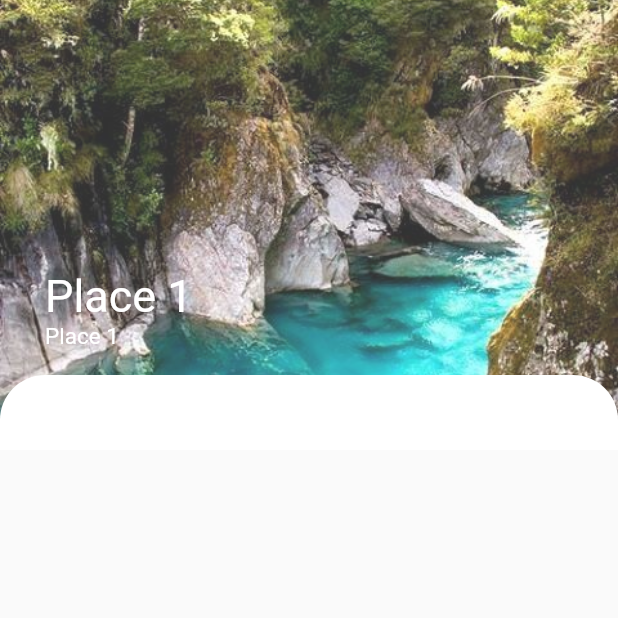
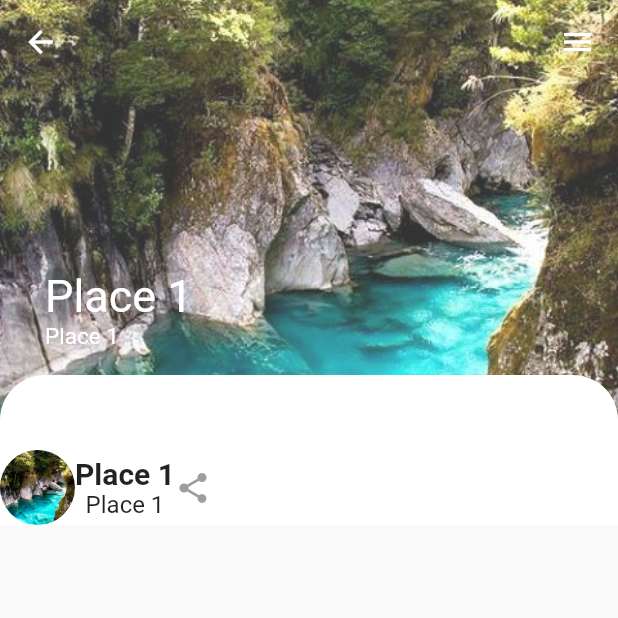
Before and after one commit to gulsenkeskin/travel-blog, a Flutter app: the screen it shows after launch, after a tap on "Place 1", on a phone screen of 412 x 824 dp, the top half of it. Run offline on Flutter 3.47's test engine with Material 2 defaults, Android fonts, the phone set to English and light mode, and no system bars.

Commit message:
Update detial.dart
added profile description name and ...

```diff
--- a/lib/detial.dart
+++ b/lib/detial.dart
@@ -14,7 +14,37 @@ class DetailPage extends StatelessWidget {
       body: Stack(
         children: [
           CustomScrollView(
-            slivers: [_buildSilverHead()],
+            slivers: [
+              _buildSilverHead(),
+              SliverToBoxAdapter(
+                child: _buildDetail(),
+              )
+            ],
+          ),
+          Padding(
+            padding: EdgeInsets.only(
+                top: MediaQuery.of(context).padding.top, right: 15, left: 15),
+            child: SizedBox(
+              height: kToolbarHeight,
+              child: Row(
+                mainAxisAlignment: MainAxisAlignment.spaceBetween,
+                children: [
+                  GestureDetector(
+                    onTap: () {
+                      Navigator.of(context).pop();
+                    },
+                    child: Icon(
+                      Icons.arrow_back,
+                      color: Colors.white,
+                    ),
+                  ),
+                  Icon(
+                    Icons.menu,
+                    color: Colors.white,
+                  )
+                ],
+              ),
+            ),
           )
         ],
       ),
@@ -27,6 +57,50 @@ class DetailPage extends StatelessWidget {
             travel: travel,
             expandedHeight: expandedHeight,
             roundedContainerHeight: roundedContainerHeight));
+  }
+
+  Widget _buildDetail() {
+    return Container(
+      color: Colors.white,
+      child: Column(
+        children: [
+          _buildUserInfo(),
+        ],
+      ),
+    );
+  }
+
+  Widget _buildUserInfo() {
+    return Row(
+      children: [
+        //profil resmi alanı
+        ClipRRect(
+          borderRadius: BorderRadius.circular(50),
+          child: Image.asset(
+            travel.url,
+            width: 50,
+            height: 50,
+            fit: BoxFit.cover,
+          ),
+        ),
+        Column(
+          children: [
+            Text(
+              travel.name,
+              style: TextStyle(fontSize: 20, fontWeight: FontWeight.bold),
+            ),
+            Text(
+              travel.location,
+              style: TextStyle(fontSize: 16),
+            ),
+          ],
+        ),
+        Icon(
+          Icons.share,
+          color: Colors.grey,
+        )
+      ],
+    );
   }
 }
 
```
